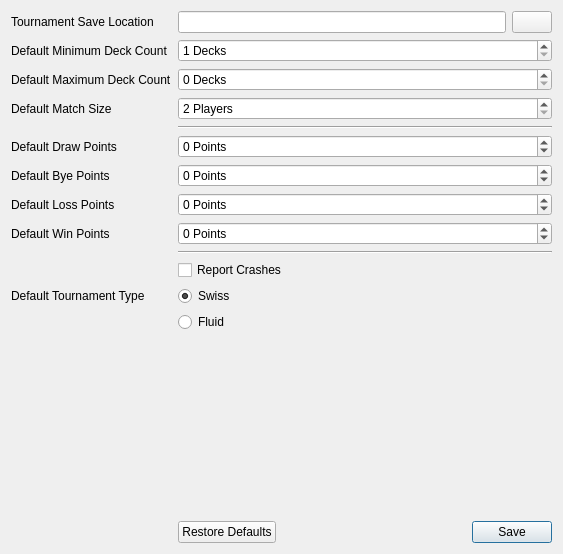
Old version of the form src/ui/menubar/file/settingtab.ui in the repository SquireTournamentServices/SquireDesktop.
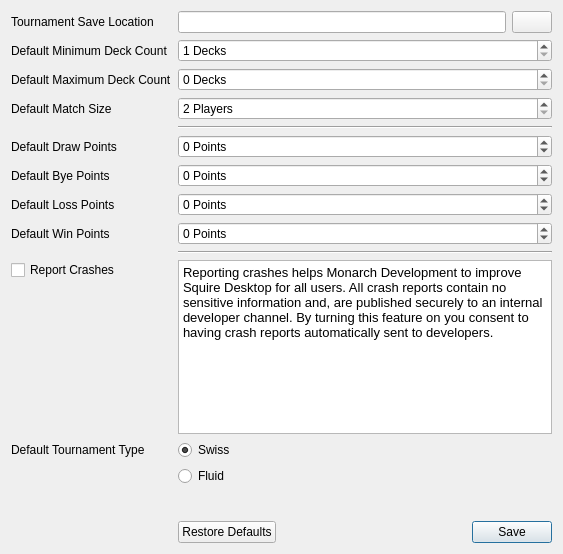
New version of the form. Icons and pictures are not drawn.

Commit message: fix: crash reporter now uses the right os icons

```diff
--- a/src/ui/menubar/file/settingtab.ui
+++ b/src/ui/menubar/file/settingtab.ui
@@ -65,6 +65,23 @@
      </property>
     </widget>
    </item>
+   <item row="2" column="0">
+    <widget class="QLabel" name="label_2">
+     <property name="text">
+      <string>Default Maximum Deck Count</string>
+     </property>
+     <property name="buddy">
+      <cstring>maxDeckCountSpinBox</cstring>
+     </property>
+    </widget>
+   </item>
+   <item row="2" column="1">
+    <widget class="QSpinBox" name="maxDeckCountSpinBox">
+     <property name="suffix">
+      <string> Decks</string>
+     </property>
+    </widget>
+   </item>
    <item row="3" column="0">
     <widget class="QLabel" name="matchSizeLabel">
      <property name="text">
@@ -185,14 +202,14 @@
      </property>
     </widget>
    </item>
-   <item row="18" column="1">
-    <widget class="QDialogButtonBox" name="buttonBox">
-     <property name="standardButtons">
-      <set>QDialogButtonBox::RestoreDefaults|QDialogButtonBox::Save</set>
+   <item row="12" column="0">
+    <widget class="QLabel" name="label">
+     <property name="text">
+      <string>Default Tournament Type</string>
      </property>
     </widget>
    </item>
-   <item row="11" column="1">
+   <item row="12" column="1">
     <widget class="QRadioButton" name="swissRadio">
      <property name="text">
       <string>Swiss</string>
@@ -202,21 +219,14 @@
      </property>
     </widget>
    </item>
-   <item row="12" column="1">
+   <item row="13" column="1">
     <widget class="QRadioButton" name="fluidRadio">
      <property name="text">
       <string>Fluid</string>
      </property>
     </widget>
    </item>
-   <item row="11" column="0">
-    <widget class="QLabel" name="label">
-     <property name="text">
-      <string>Default Tournament Type</string>
-     </property>
-    </widget>
-   </item>
-   <item row="15" column="1">
+   <item row="16" column="1">
     <spacer name="verticalSpacer">
      <property name="orientation">
       <enum>Qt::Vertical</enum>
@@ -229,30 +239,40 @@
      </property>
     </spacer>
    </item>
-   <item row="2" column="1">
-    <widget class="QSpinBox" name="maxDeckCountSpinBox">
-     <property name="suffix">
-      <string> Decks</string>
+   <item row="19" column="1">
+    <widget class="QDialogButtonBox" name="buttonBox">
+     <property name="standardButtons">
+      <set>QDialogButtonBox::RestoreDefaults|QDialogButtonBox::Save</set>
      </property>
     </widget>
    </item>
-   <item row="2" column="0">
-    <widget class="QLabel" name="label_2">
-     <property name="text">
-      <string>Default Maximum Deck Count</string>
-     </property>
-     <property name="buddy">
-      <cstring>maxDeckCountSpinBox</cstring>
-     </property>
-    </widget>
-   </item>
-   <item row="10" column="1">
+   <item row="11" column="0">
     <widget class="QCheckBox" name="reportCrashesEdit">
      <property name="text">
       <string>Report Crashes</string>
      </property>
     </widget>
    </item>
+   <item row="11" column="1">
+    <widget class="QTextBrowser" name="textBrowser">
+     <property name="sizePolicy">
+      <sizepolicy hsizetype="Expanding" vsizetype="Preferred">
+       <horstretch>0</horstretch>
+       <verstretch>0</verstretch>
+      </sizepolicy>
+     </property>
+     <property name="html">
+      <string>&lt;!DOCTYPE HTML PUBLIC &quot;-//W3C//DTD HTML 4.0//EN&quot; &quot;http://www.w3.org/TR/REC-html40/strict.dtd&quot;&gt;
+&lt;html&gt;&lt;head&gt;&lt;meta name=&quot;qrichtext&quot; content=&quot;1&quot; /&gt;&lt;meta charset=&quot;utf-8&quot; /&gt;&lt;style type=&quot;text/css&quot;&gt;
+p, li { white-space: pre-wrap; }
+hr { height: 1px; border-width: 0; }
+li.unchecked::marker { content: &quot;\2610&quot;; }
+li.checked::marker { content: &quot;\2612&quot;; }
+&lt;/style&gt;&lt;/head&gt;&lt;body style=&quot; font-family:'Fira Sans'; font-size:10pt; font-weight:400; font-style:normal;&quot;&gt;
+&lt;p style=&quot; margin-top:0px; margin-bottom:0px; margin-left:0px; margin-right:0px; -qt-block-indent:0; text-indent:0px;&quot;&gt;Reporting crashes helps Monarch Development to improve Squire Desktop for all users. All crash reports contain no sensitive information and, are published securely to an internal developer channel. By turning this feature on you consent to having crash reports automatically sent to developers.&lt;/p&gt;&lt;/body&gt;&lt;/html&gt;</string>
+     </property>
+    </widget>
+   </item>
   </layout>
  </widget>
  <resources/>
```
The commit also changes 6 other files.
